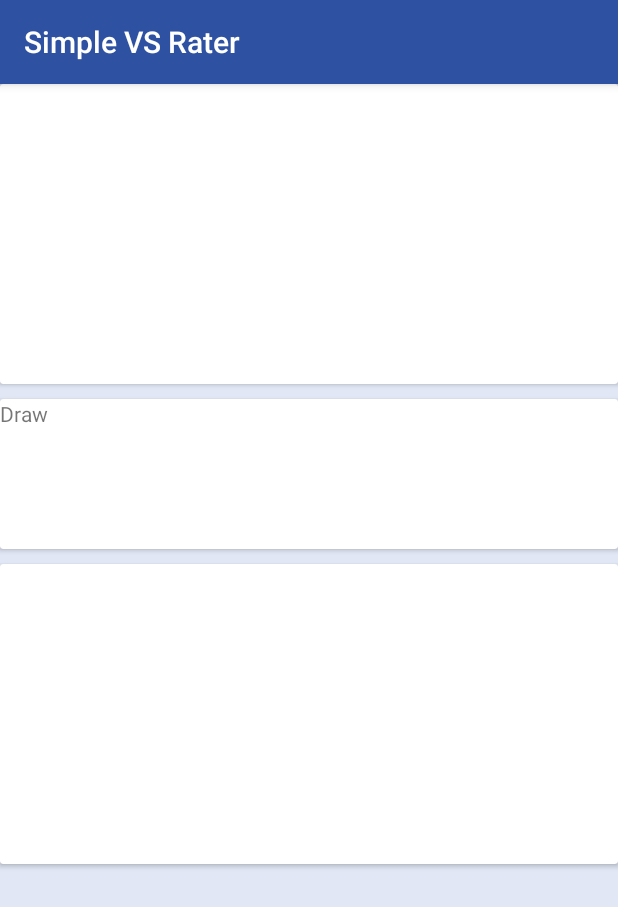
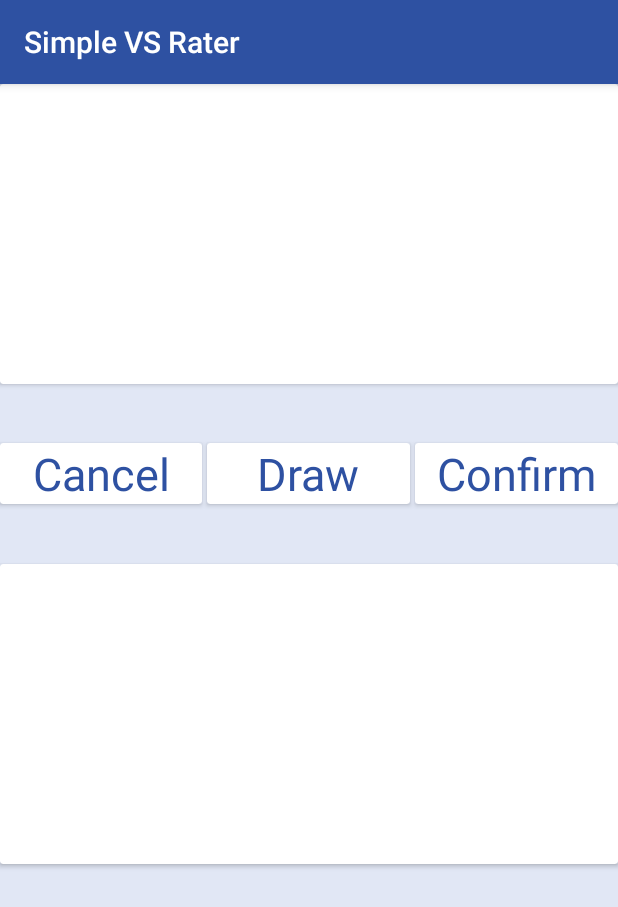
Before and after one commit to namboy94/anime-list-tournament, an Android app: the SimpleVsActivity screen opened directly, with no data from a screen before it, on a phone screen of 412 x 824 dp. Shown: the top 907 px of the screen. Run offline under Robolectric (Android 15) with nearby library versions, the phone set to English and light mode, and no system bars; libraries missing offline, so code that uses them is left out: com.google.android.gms; 17 statements that could not run were skipped.

Commit message:
Improved the layout of the simple vs rater

```diff
--- a/mal-tournament-android/src/main/res/layout/activity_login.xml
+++ b/mal-tournament-android/src/main/res/layout/activity_login.xml
@@ -28,7 +28,7 @@ This file is part of mal-tournament.
                 android:layout_height="match_parent"
                 android:focusable="true"
                 android:focusableInTouchMode="true"
-                android:background="@color/colorLoginBG"
+                android:background="@color/colorDefaultBG"
                 android:id="@+id/loginLayout"
                 tools:context="net.namibsun.maltourn.android.activities.LoginActivity">
     <android.support.v7.widget.CardView android:layout_width="400dp"
--- a/mal-tournament-android/src/main/res/layout/activity_overview.xml
+++ b/mal-tournament-android/src/main/res/layout/activity_overview.xml
@@ -28,7 +28,7 @@ This file is part of mal-tournament.
                 android:layout_height="match_parent"
                 android:focusable="true"
                 android:focusableInTouchMode="true"
-                android:background="@color/colorLoginBG"
+                android:background="@color/colorDefaultBG"
                 android:id="@+id/overViewLayout"
                 tools:context="net.namibsun.maltourn.android.activities.OverViewActivity">
     <android.support.v7.widget.CardView android:layout_width="400dp"
--- a/mal-tournament-android/src/main/res/layout/activity_simplevs.xml
+++ b/mal-tournament-android/src/main/res/layout/activity_simplevs.xml
@@ -28,16 +28,9 @@ This file is part of mal-tournament.
                 android:layout_height="match_parent"
                 android:focusable="true"
                 android:focusableInTouchMode="true"
-                android:background="@color/colorLoginBG"
+                android:background="@color/colorDefaultBG"
                 android:id="@+id/overViewLayout"
-                tools:context="net.namibsun.maltourn.android.activities.OverViewActivity">
-
-    <ProgressBar
-            android:layout_width="wrap_content"
-            android:layout_height="wrap_content"
-            android:layout_centerInParent="true"
-            android:id="@+id/loadingSimpleVs"
-            android:indeterminate="true" />
+                tools:context="net.namibsun.maltourn.android.activities.SimpleVsActivity">
 
     <android.support.v7.widget.CardView android:layout_width="fill_parent"
                                         android:layout_height="200dp"
@@ -50,6 +43,7 @@ This file is part of mal-tournament.
             <TextView
                     android:layout_width="wrap_content"
                     android:layout_height="wrap_content"
+                    android:textColor="@color/colorAccent"
                     android:id="@+id/topCompetitorTitle"
                     android:layout_centerHorizontal="true"
                     android:text=""/>
@@ -63,22 +57,67 @@ This file is part of mal-tournament.
                     android:contentDescription="@string/top_competitor_desc"/>
         </RelativeLayout>
     </android.support.v7.widget.CardView>
-    <android.support.v7.widget.CardView android:layout_width="match_parent"
+    <LinearLayout android:layout_width="match_parent"
                   android:layout_height="100dp"
-                                        android:id="@+id/drawResultCard"
                   android:layout_marginBottom="10dp"
+                  android:layout_centerHorizontal="true"
+                  android:id="@+id/metaButtons"
                   android:layout_below="@+id/topCompetitorCard"
                   android:layout_centerInParent="false">
+        <android.support.v7.widget.CardView android:layout_width="0dp"
+                                            android:layout_height="wrap_content"
+                                            android:layout_gravity="center_vertical"
+                                            android:id="@+id/cancelResultCard"
+                                            android:layout_weight="30">
             <TextView
                     android:layout_width="match_parent"
                     android:layout_height="match_parent"
+                    android:id="@+id/cancelResultText"
+                    android:gravity="center"
+                    android:textSize="30sp"
+                    android:textColor="@color/colorAccent"
+                    android:text="@string/cancel_text"/>
+        </android.support.v7.widget.CardView>
+        <android.support.v7.widget.CardView android:layout_width="0dp"
+                                            android:layout_height="wrap_content"
+                                            android:id="@+id/drawResultCard"
+                                            android:layout_gravity="center_vertical"
+                                            android:layout_marginLeft="3dp"
+                                            android:layout_marginStart="3dp"
+                                            android:layout_marginRight="3dp"
+                                            android:layout_marginEnd="3dp"
+                                            android:layout_weight="30">
+            <TextView
+                    android:layout_width="match_parent"
+                    android:layout_height="match_parent"
+                    android:gravity="center"
                     android:id="@+id/drawResultText"
+                    android:textSize="30sp"
+                    android:textColor="@color/colorAccent"
                     android:text="@string/draw_text"/>
         </android.support.v7.widget.CardView>
+        <android.support.v7.widget.CardView android:layout_width="0dp"
+                                            android:layout_height="wrap_content"
+                                            android:layout_gravity="center_vertical"
+                                            android:id="@+id/confirmResultCard"
+                                            android:layout_weight="30">
+            <TextView
+                    android:layout_width="match_parent"
+                    android:layout_height="match_parent"
+                    android:id="@+id/confirmResultText"
+                    android:gravity="center"
+                    android:textSize="30sp"
+                    android:textColor="@color/colorAccent"
+                    android:text="@string/confirm_text"/>
+        </android.support.v7.widget.CardView>
+
+    </LinearLayout>
+
     <android.support.v7.widget.CardView android:layout_width="match_parent"
                                         android:layout_height="200dp"
                                         android:id="@+id/bottomCompetitorCard"
-                                        android:layout_below="@+id/drawResultCard"
+                                        android:background="@color/colorDefaultBG"
+                                        android:layout_below="@+id/metaButtons"
                                         android:layout_centerInParent="false">
         <RelativeLayout
                 android:layout_width="match_parent"
@@ -88,6 +127,7 @@ This file is part of mal-tournament.
                     android:layout_height="wrap_content"
                     android:layout_centerHorizontal="true"
                     android:id="@+id/bottomCompetitorTitle"
+                    android:textColor="@color/colorAccent"
                     android:text=""/>
             <ImageView
                     android:layout_width="110dp"
@@ -100,4 +140,11 @@ This file is part of mal-tournament.
         </RelativeLayout>
     </android.support.v7.widget.CardView>
 
+    <ProgressBar
+            android:layout_width="wrap_content"
+            android:layout_height="wrap_content"
+            android:layout_centerInParent="true"
+            android:id="@+id/loadingSimpleVs"
+            android:indeterminate="true" />
+
 </RelativeLayout>
--- a/mal-tournament-android/src/main/res/values/colors.xml
+++ b/mal-tournament-android/src/main/res/values/colors.xml
@@ -25,5 +25,5 @@ This file is part of mal-tournament.
     <color name="colorPrimary">#2E51A2</color>
     <color name="colorPrimaryDark">#2E51A2</color>
     <color name="colorAccent">#2E51A2</color>
-    <color name="colorLoginBG">#e1e7f5</color>
+    <color name="colorDefaultBG">#e1e7f5</color>
 </resources>
--- a/mal-tournament-android/src/main/res/values/strings.xml
+++ b/mal-tournament-android/src/main/res/values/strings.xml
@@ -32,4 +32,6 @@ This file is part of mal-tournament.
     <string name="top_competitor_desc">The top competitor</string>
     <string name="bottom_competitor_desc">Bottom Competitor</string>
     <string name="draw_text">Draw</string>
+    <string name="cancel_text">Cancel</string>
+    <string name="confirm_text">Confirm</string>
 </resources>
```
Lines whose indentation alone changed are shown as unchanged.
